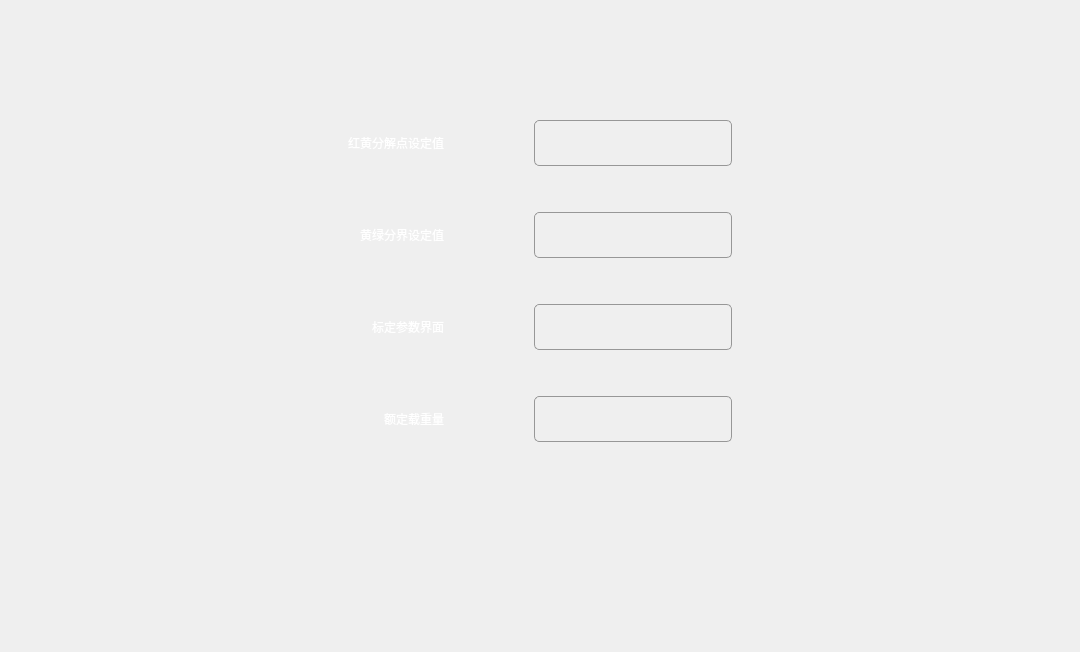
First picture: the form in 7in_pm/weighingparameter.ui, repository gwd492552396/Gwd, before the edit.
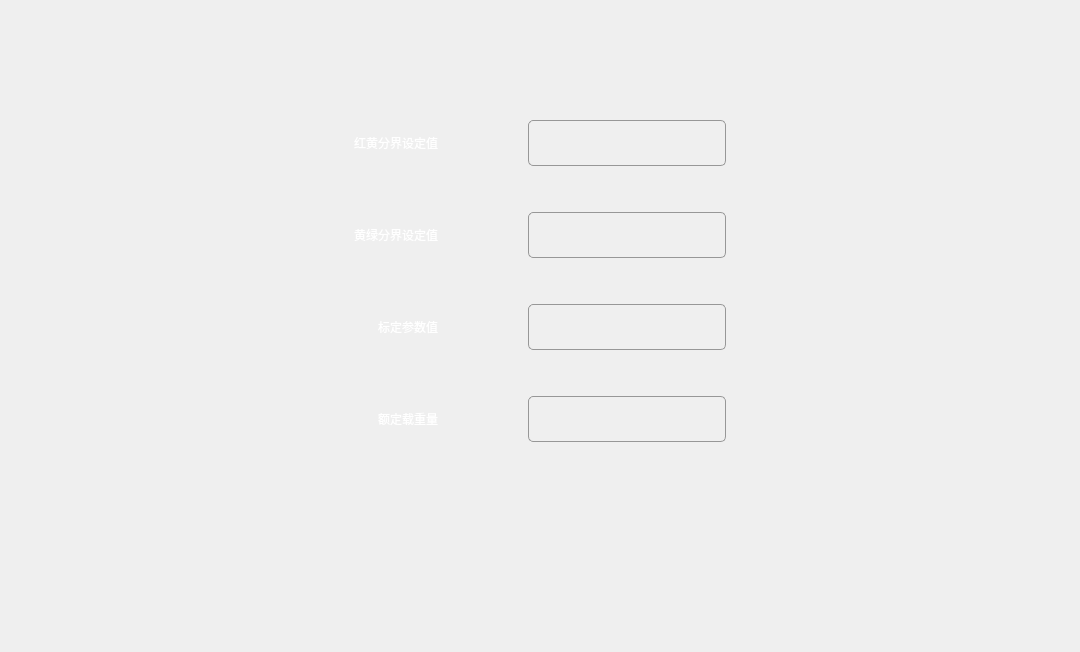
Second picture: the form after the edit. Icons and pictures are not drawn.

What changed in the file:
```diff
--- a/7in_pm/weighingparameter.ui
+++ b/7in_pm/weighingparameter.ui
@@ -67,7 +67,7 @@
 background:transparent</string>
        </property>
        <property name="text">
-        <string>标定参数界面</string>
+        <string>标定参数值</string>
        </property>
        <property name="alignment">
         <set>Qt::AlignRight|Qt::AlignTrailing|Qt::AlignVCenter</set>
@@ -208,7 +208,7 @@
 background:transparent</string>
        </property>
        <property name="text">
-        <string>红黄分解点设定值</string>
+        <string>红黄分界设定值</string>
        </property>
        <property name="alignment">
         <set>Qt::AlignRight|Qt::AlignTrailing|Qt::AlignVCenter</set>
```
